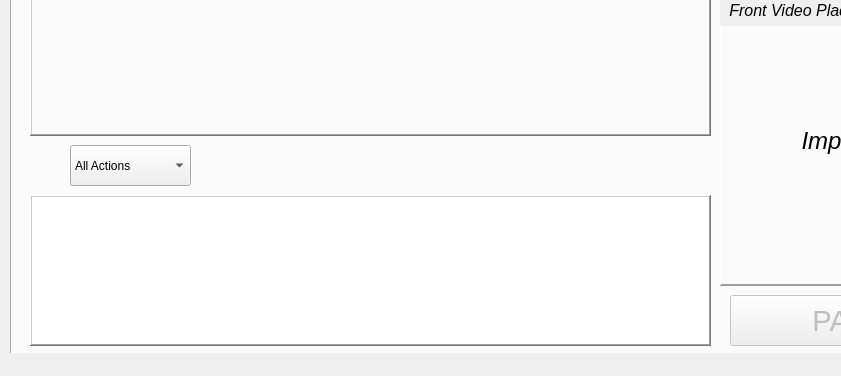
This is QTDESIGNER INTERFACES/MAIN-WINDOW-FINAL-DESIGN.ui in peteskylight/WORKING_THESIS as Qt 5 draws it before an edit; both pictures show x 0 to 841 and y 338 to 714 of the 1280 by 714 pixel window. The edited form follows.
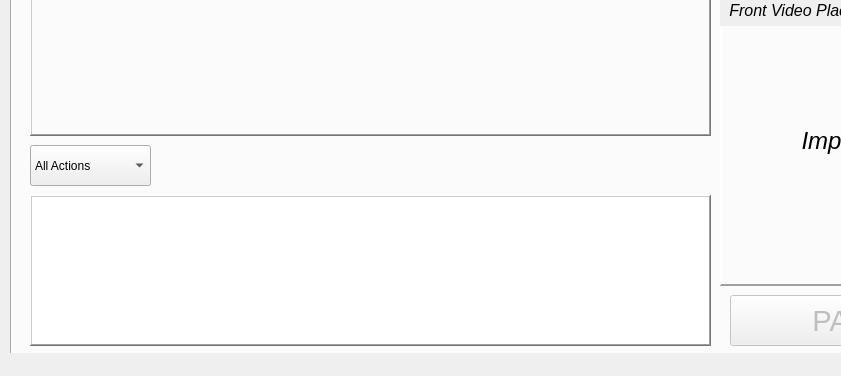
This is the edited form.

Commit message:
For bennett combobox
Anti crashout combo box

Diff of the .ui file:
```diff
--- a/QTDESIGNER INTERFACES/MAIN-WINDOW-FINAL-DESIGN.ui
+++ b/QTDESIGNER INTERFACES/MAIN-WINDOW-FINAL-DESIGN.ui
@@ -1192,45 +1192,12 @@
      <widget class="QWidget" name="timeFrameContainer" native="true">
       <property name="geometry">
        <rect>
-        <x>20</x>
+        <x>150</x>
         <y>390</y>
-        <width>681</width>
+        <width>551</width>
         <height>51</height>
        </rect>
       </property>
-      <widget class="QComboBox" name="Action">
-       <property name="geometry">
-        <rect>
-         <x>40</x>
-         <y>10</y>
-         <width>121</width>
-         <height>41</height>
-        </rect>
-       </property>
-       <property name="currentText">
-        <string>All Actions</string>
-       </property>
-       <item>
-        <property name="text">
-         <string>All Actions</string>
-        </property>
-       </item>
-       <item>
-        <property name="text">
-         <string>Extending Right Arm</string>
-        </property>
-       </item>
-       <item>
-        <property name="text">
-         <string>Standing</string>
-        </property>
-       </item>
-       <item>
-        <property name="text">
-         <string>Sitting</string>
-        </property>
-       </item>
-      </widget>
      </widget>
      <widget class="QCheckBox" name="originalVideoOnlyChkBox_center_analytics">
       <property name="geometry">
@@ -1302,6 +1269,39 @@
        <string>Keypoints Only</string>
       </property>
      </widget>
+     <widget class="QComboBox" name="Action">
+      <property name="geometry">
+       <rect>
+        <x>20</x>
+        <y>400</y>
+        <width>121</width>
+        <height>41</height>
+       </rect>
+      </property>
+      <property name="currentText">
+       <string>All Actions</string>
+      </property>
+      <item>
+       <property name="text">
+        <string>All Actions</string>
+       </property>
+      </item>
+      <item>
+       <property name="text">
+        <string>Extending Right Arm</string>
+       </property>
+      </item>
+      <item>
+       <property name="text">
+        <string>Standing</string>
+       </property>
+      </item>
+      <item>
+       <property name="text">
+        <string>Sitting</string>
+       </property>
+      </item>
+     </widget>
      <zorder>pushButton</zorder>
      <zorder>center_video_preview_label</zorder>
      <zorder>label_14</zorder>
```
Left out of the diff: 3 changed lines with no effect on the pictures. The commit also changes 2 other files.
